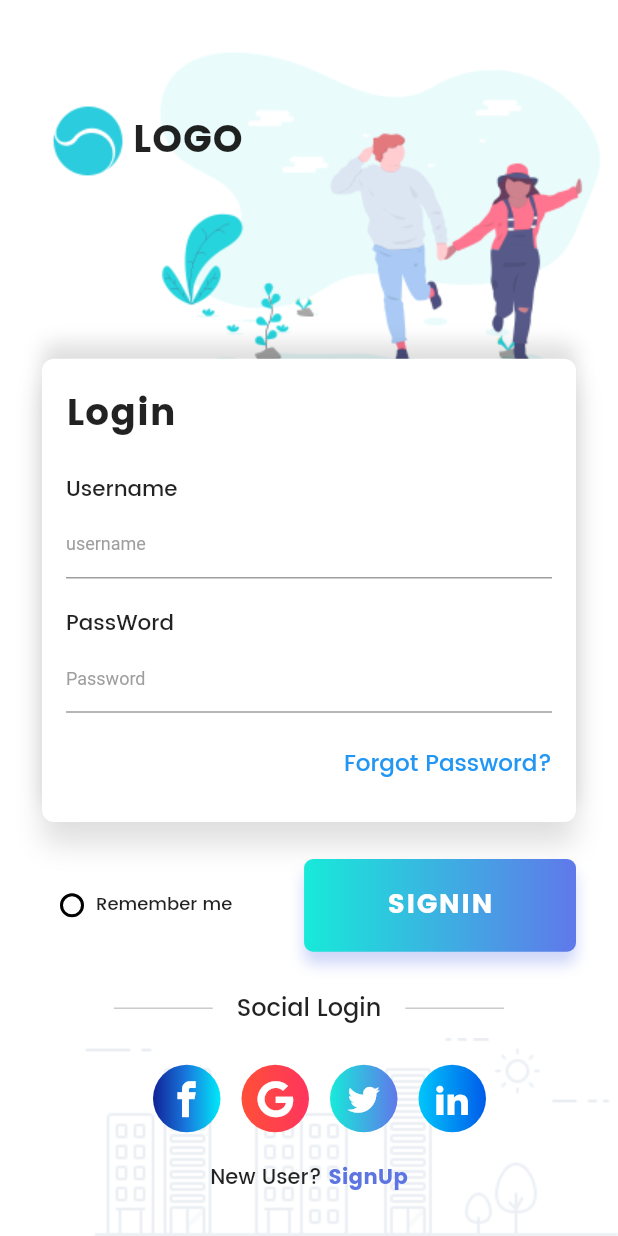
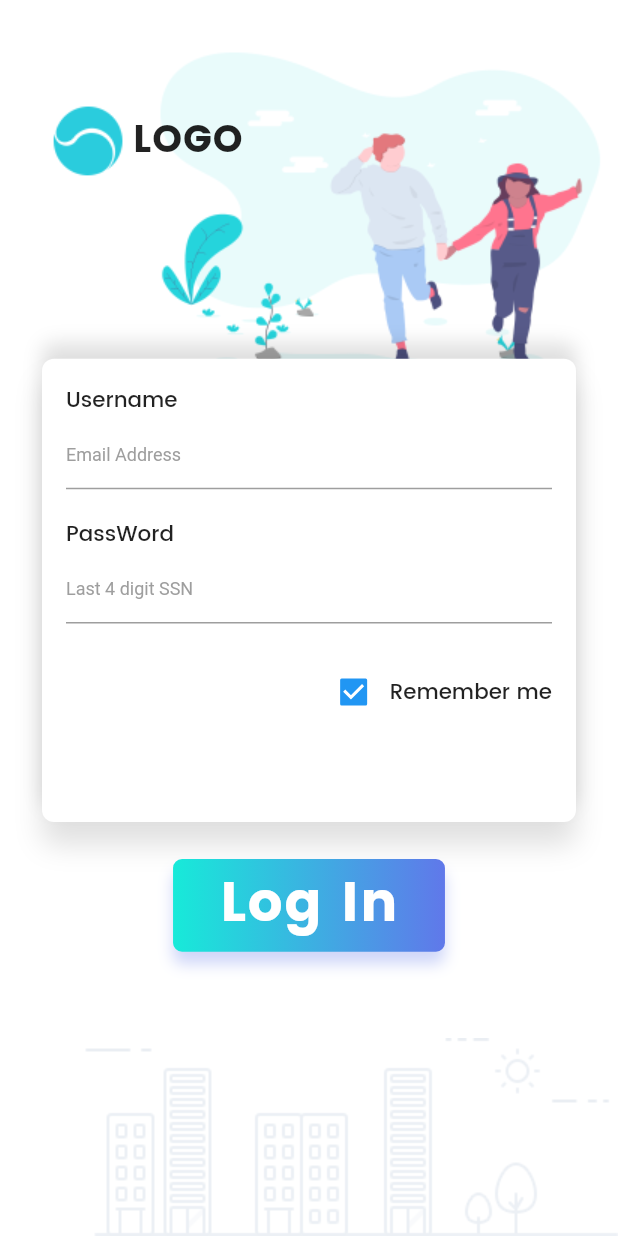
Before and after one commit to dp3344/nayanthatest5, a Flutter app: the screen it shows after launch, on a phone screen of 412 x 824 dp. Run offline on Flutter 3.47's test engine with Material 2 defaults, Android fonts, the phone set to English and light mode, and no system bars; our stand-ins replace flutter_screenutil.

Commit message:
Additional features

```diff
--- a/lib/Widgets/FormCard.dart
+++ b/lib/Widgets/FormCard.dart
@@ -1,7 +1,43 @@
 import 'package:flutter/material.dart';
 import 'package:flutter_screenutil/flutter_screenutil.dart';
 
+//class MainPage extends StatefulWidget{
+//  FormCard createState()=> FormCard();
+//}
+
+//class HomePage extends State<MainPage>{
+ //Your code here
+//}
+
+//class FormCard extends State<MainPage>{
 class FormCard extends StatelessWidget {
+//class FormCard extends StatefulWidget {
+//class FormCard extends State<MyApp> {
+  //bool _isSelected = false;
+
+    bool _checked = true;
+
+  void _onCheck(val) {
+  _checked = val;
+  //setState();
+   // setState(() {
+   //   _checked = val;
+   // });
+ }
+
+
+  void _radio() {
+    //setState(() {
+      //_isSelected = !_isSelected;
+    //});
+  }
+
+  void _check() {
+    //setState(() {
+      //_isSelected = !_isSelected;
+    //});
+  }
+
   @override
   Widget build(BuildContext context) {
     return new Container(
@@ -25,6 +61,7 @@ class FormCard extends StatelessWidget {
         child: Column(
           crossAxisAlignment: CrossAxisAlignment.start,
           children: <Widget>[
+		  /*---------------------------------------
             Text("Login",
                 style: TextStyle(
                     fontSize: ScreenUtil.getInstance().setSp(45),
@@ -33,13 +70,14 @@ class FormCard extends StatelessWidget {
             SizedBox(
               height: ScreenUtil.getInstance().setHeight(30),
             ),
+			----------------------------------*/
             Text("Username",
                 style: TextStyle(
                     fontFamily: "Poppins-Medium",
                     fontSize: ScreenUtil.getInstance().setSp(26))),
             TextField(
               decoration: InputDecoration(
-                  hintText: "username",
+                  hintText: "Email Address",
                   hintStyle: TextStyle(color: Colors.grey, fontSize: 12.0)),
             ),
             SizedBox(
@@ -52,12 +90,14 @@ class FormCard extends StatelessWidget {
             TextField(
               obscureText: true,
               decoration: InputDecoration(
-                  hintText: "Password",
+                  hintText: "Last 4 digit SSN",
                   hintStyle: TextStyle(color: Colors.grey, fontSize: 12.0)),
             ),
             SizedBox(
               height: ScreenUtil.getInstance().setHeight(35),
-            ),
+            )
+/*-------------------------------------------
+			,
             Row(
               mainAxisAlignment: MainAxisAlignment.end,
               children: <Widget>[
@@ -70,6 +110,18 @@ class FormCard extends StatelessWidget {
                 )
               ],
             )
+--------------------------------------------*/
+				,
+              Row(mainAxisAlignment: MainAxisAlignment.end, children: [
+                Checkbox(value: _checked, onChanged: (val) => _onCheck(val)),
+                Text("Remember me"
+,                              style: TextStyle(
+                                  fontSize: ScreenUtil.getInstance().setSp(26), fontFamily: "Poppins-Medium"))
+
+				]
+
+
+				)
           ],
         ),
       ),
--- a/lib/main.dart
+++ b/lib/main.dart
@@ -17,7 +17,22 @@ class MyApp extends StatefulWidget {
 class _MyAppState extends State<MyApp> {
   bool _isSelected = false;
 
+    bool _checked = false;
+
+  void _onCheck(val) {
+    setState(() {
+      _checked = val;
+    });
+  }
+
+
   void _radio() {
+    setState(() {
+      _isSelected = !_isSelected;
+    });
+  }
+
+  void _check() {
     setState(() {
       _isSelected = !_isSelected;
     });
@@ -93,32 +108,24 @@ class _MyAppState extends State<MyApp> {
                               fontWeight: FontWeight.bold))
                     ],
                   ),
+
+/*===========================================*/
+
                   SizedBox(
                     height: ScreenUtil.getInstance().setHeight(180),
                   ),
                   FormCard(),
+
+/*===============================*/
+
                   SizedBox(height: ScreenUtil.getInstance().setHeight(40)),
                   Row(
-                    mainAxisAlignment: MainAxisAlignment.spaceBetween,
+                    mainAxisAlignment: MainAxisAlignment.center,
                     children: <Widget>[
-                      Row(
+                      Row(mainAxisAlignment: MainAxisAlignment.center,
                         children: <Widget>[
-                          SizedBox(
-                            width: 12.0,
-                          ),
-                          GestureDetector(
-                            onTap: _radio,
-                            child: radioButton(_isSelected),
-                          ),
-                          SizedBox(
-                            width: 8.0,
-                          ),
-                          Text("Remember me",
-                              style: TextStyle(
-                                  fontSize: 12, fontFamily: "Poppins-Medium"))
-                        ],
-                      ),
                       InkWell(
+
                         child: Container(
                           width: ScreenUtil.getInstance().setWidth(330),
                           height: ScreenUtil.getInstance().setHeight(100),
@@ -139,22 +146,62 @@ class _MyAppState extends State<MyApp> {
                             child: InkWell(
                               onTap: () {},
                               child: Center(
-                                child: Text("SIGNIN",
+                                child: Text("Log In",
                                     style: TextStyle(
                                         color: Colors.white,
                                         fontFamily: "Poppins-Bold",
-                                        fontSize: 18,
+                                        fontSize: 36,
                                         letterSpacing: 1.0)),
                               ),
                             ),
                           ),
                         ),
                       )
+                        ],
+                      ),
+					  /*--------------------------
+                      InkWell(
+
+                        child: Container(
+                          width: ScreenUtil.getInstance().setWidth(330),
+                          height: ScreenUtil.getInstance().setHeight(100),
+                          decoration: BoxDecoration(
+                              gradient: LinearGradient(colors: [
+                                Color(0xFF17ead9),
+                                Color(0xFF6078ea)
+                              ]),
+                              borderRadius: BorderRadius.circular(6.0),
+                              boxShadow: [
+                                BoxShadow(
+                                    color: Color(0xFF6078ea).withOpacity(.3),
+                                    offset: Offset(0.0, 8.0),
+                                    blurRadius: 8.0)
+                              ]),
+                          child: Material(
+                            color: Colors.transparent,
+                            child: InkWell(
+                              onTap: () {},
+                              child: Center(
+                                child: Text("Log In",
+                                    style: TextStyle(
+                                        color: Colors.white,
+                                        fontFamily: "Poppins-Bold",
+                                        fontSize: 36,
+                                        letterSpacing: 1.0)),
+                              ),
+                            ),
+                          ),
+                        ),
+                      )
+					  ---------------------*/
                     ],
                   ),
                   SizedBox(
                     height: ScreenUtil.getInstance().setHeight(40),
-                  ),
+                  )
+
+/*---------------------------------------------------------------------
+				  ,
                   Row(
                     mainAxisAlignment: MainAxisAlignment.center,
                     children: <Widget>[
@@ -225,6 +272,7 @@ class _MyAppState extends State<MyApp> {
                       )
                     ],
                   )
+----------------------------*/
                 ],
               ),
             ),
```
